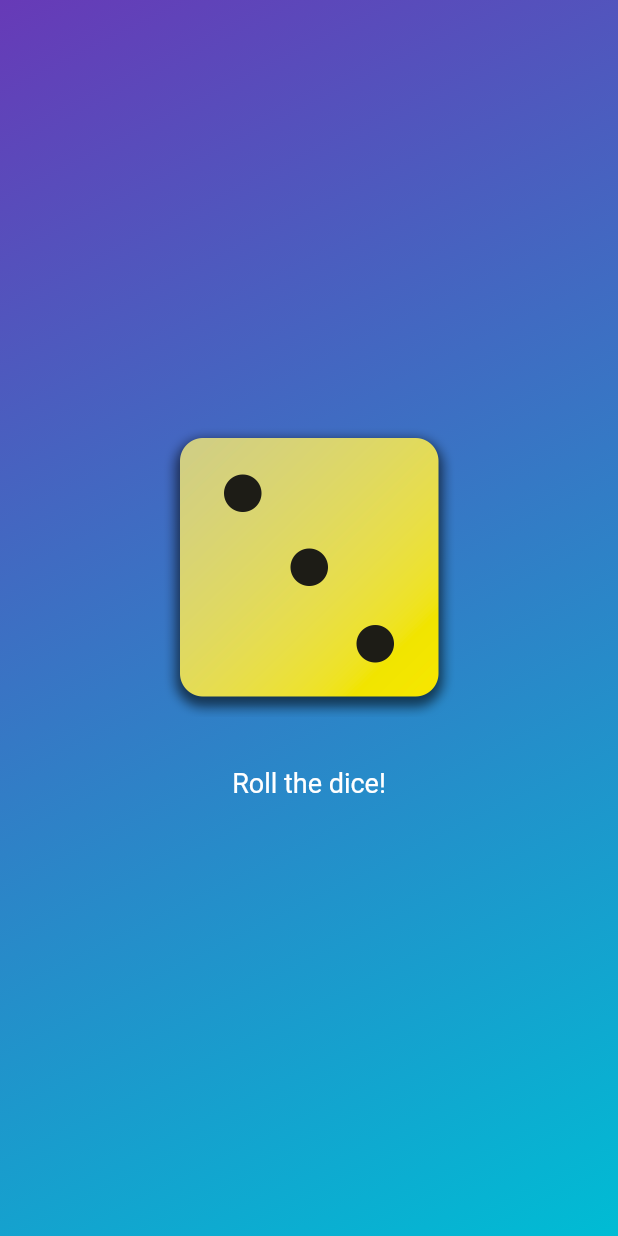
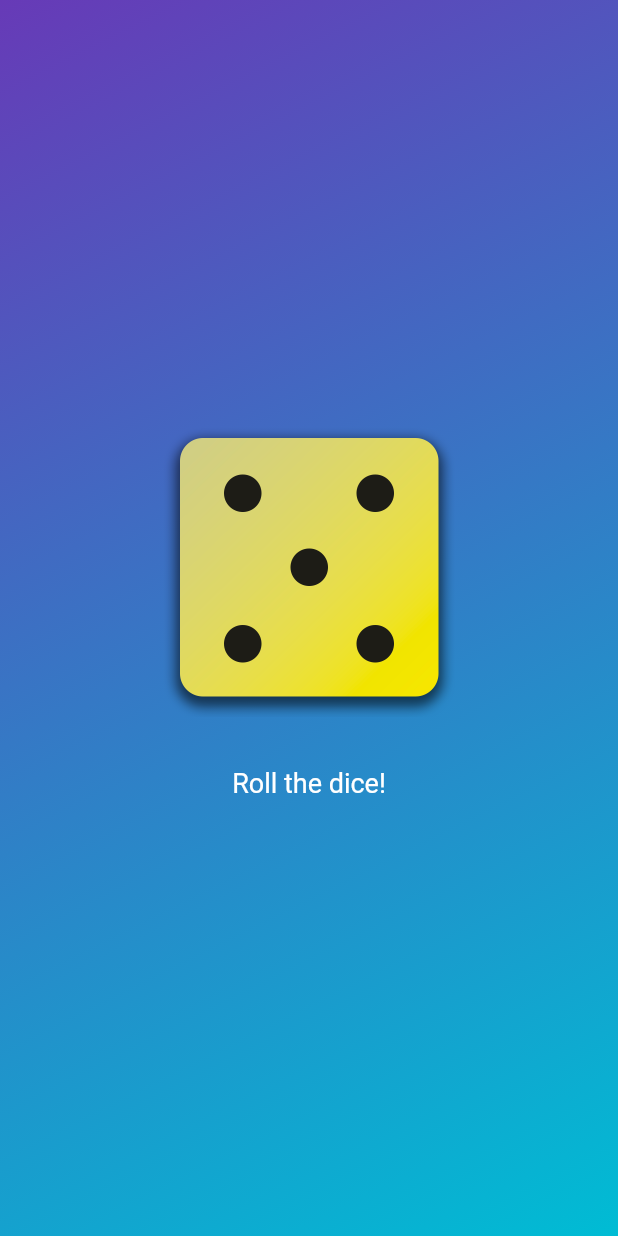
Before and after one commit to M9heb/Flutter-first-app, a Flutter app: the screen it shows after launch, after a tap on "Roll the dice!", on a phone screen of 412 x 824 dp. Run offline on Flutter 3.47's test engine with Material 3 defaults, Android fonts, the phone set to English and light mode, and no system bars.

```diff
--- a/lib/dice_roller.dart
+++ b/lib/dice_roller.dart
@@ -1,4 +1,7 @@
+import "dart:math";
 import 'package:flutter/material.dart';
+
+final randomizer = Random();
 
 class DiceRoller extends StatefulWidget {
   const DiceRoller({super.key});
@@ -10,11 +13,11 @@ class DiceRoller extends StatefulWidget {
 }
 
 class _DiceRollerState extends State<DiceRoller> {
-  var activeDiceImage = "assets/images/dice-4.png";
+  var currentDiceRoll = 1;
 
   void rollDice() {
     setState(() {
-      activeDiceImage = "assets/images/dice-3.png";
+      currentDiceRoll = randomizer.nextInt(6) + 1;
     });
   }
 
@@ -23,7 +26,7 @@ class _DiceRollerState extends State<DiceRoller> {
     return Column(
       mainAxisSize: MainAxisSize.min,
       children: [
-        Image.asset(activeDiceImage, width: 200),
+        Image.asset("assets/images/dice-$currentDiceRoll.png", width: 200),
         SizedBox(
           height: 20,
         ),
```
